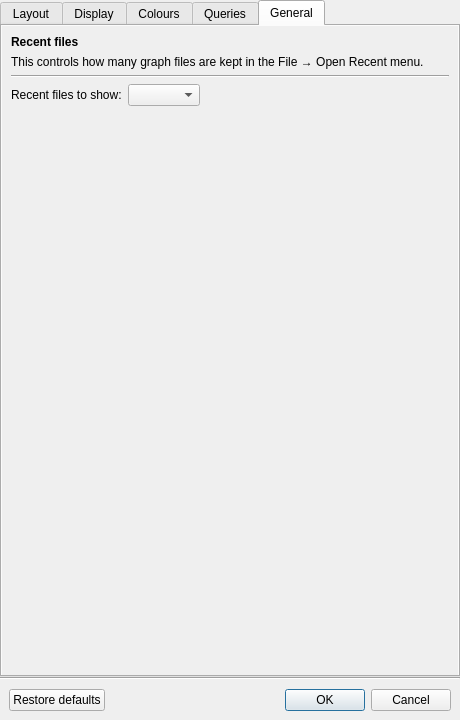
Old version of the form ui/dialogs/settingsdialog.ui in the repository Alessio-Campa/BandageNG.
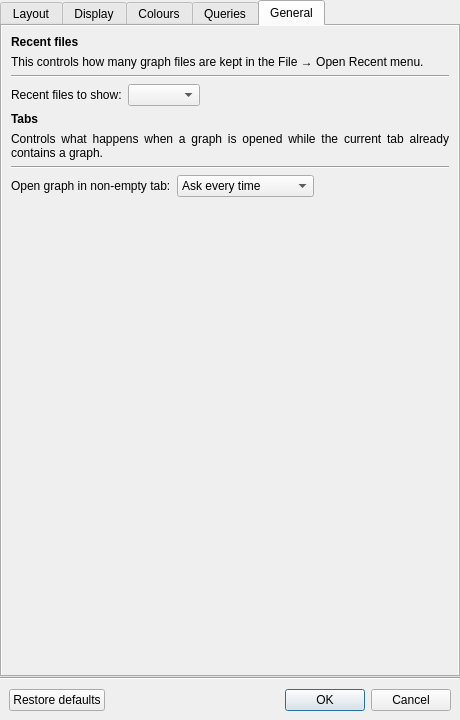
New version of the form. The open tabs and pages were chosen to show the change. Custom widgets are drawn as their Qt base class.

Commit message:
Add multi-tab graph viewing
Introduce per-tab graph sessions with isolated graphs, scenes, zooms,
annotations, search dialogs and graph-specific UI state. Add a
Chrome-style tab strip with a new-tab page, draggable/closable tabs and
Cmd/Ctrl+T / Cmd/Ctrl+W shortcuts.

When opening a graph into a non-empty tab, prompt to open a new tab or
replace the current one, with an optional persisted choice exposed in
Preferences. Keep common preferences, recent files and window chrome
shared across tabs, and add a MainWindow tab smoke test.

Diff of the .ui file:
```diff
--- a/ui/dialogs/settingsdialog.ui
+++ b/ui/dialogs/settingsdialog.ui
@@ -4865,6 +4865,123 @@
              </layout>
             </widget>
            </item>
+           <item>
+            <widget class="QLabel" name="tabsHeadingLabel">
+             <property name="font">
+              <font>
+               <bold>true</bold>
+              </font>
+             </property>
+             <property name="text">
+              <string>Tabs</string>
+             </property>
+            </widget>
+           </item>
+           <item>
+            <widget class="QLabel" name="tabsDescriptionLabel">
+             <property name="text">
+              <string>Controls what happens when a graph is opened while the current tab already contains a graph.</string>
+             </property>
+             <property name="alignment">
+              <set>Qt::AlignJustify|Qt::AlignVCenter</set>
+             </property>
+             <property name="wordWrap">
+              <bool>true</bool>
+             </property>
+            </widget>
+           </item>
+           <item>
+            <widget class="Line" name="tabsLine">
+             <property name="orientation">
+              <enum>Qt::Horizontal</enum>
+             </property>
+            </widget>
+           </item>
+           <item>
+            <widget class="QWidget" name="tabsWidget" native="true">
+             <layout class="QHBoxLayout" name="tabsLayout">
+              <property name="leftMargin">
+               <number>0</number>
+              </property>
+              <property name="topMargin">
+               <number>0</number>
+              </property>
+              <property name="rightMargin">
+               <number>0</number>
+              </property>
+              <property name="bottomMargin">
+               <number>0</number>
+              </property>
+              <item>
+               <widget class="QLabel" name="openGraphBehaviorLabel">
+                <property name="text">
+                 <string>Open graph in non-empty tab:</string>
+                </property>
+               </widget>
+              </item>
+              <item>
+               <widget class="QComboBox" name="openGraphBehaviorComboBox">
+                <property name="sizePolicy">
+                 <sizepolicy hsizetype="Minimum" vsizetype="Fixed">
+                  <horstretch>0</horstretch>
+                  <verstretch>0</verstretch>
+                 </sizepolicy>
+                </property>
+                <item>
+                 <property name="text">
+                  <string>Ask every time</string>
+                 </property>
+                </item>
+                <item>
+                 <property name="text">
+                  <string>Open in a new tab</string>
+                 </property>
+                </item>
+                <item>
+                 <property name="text">
+                  <string>Replace current tab</string>
+                 </property>
+                </item>
+               </widget>
+              </item>
+              <item>
+               <spacer name="openGraphBehaviorSpacer">
+                <property name="orientation">
+                 <enum>Qt::Horizontal</enum>
+                </property>
+                <property name="sizeType">
+                 <enum>QSizePolicy::Expanding</enum>
+                </property>
+                <property name="sizeHint" stdset="0">
+                 <size>
+                  <width>0</width>
+                  <height>20</height>
+                 </size>
+                </property>
+               </spacer>
+              </item>
+              <item>
+               <widget class="InfoTextWidget" name="openGraphBehaviorInfoText" native="true">
+                <property name="sizePolicy">
+                 <sizepolicy hsizetype="Fixed" vsizetype="Fixed">
+                  <horstretch>0</horstretch>
+                  <verstretch>0</verstretch>
+                 </sizepolicy>
+                </property>
+                <property name="minimumSize">
+                 <size>
+                  <width>16</width>
+                  <height>16</height>
+                 </size>
+                </property>
+                <property name="toolTip">
+                 <string>This is the same choice as the &quot;Do not show this prompt again&quot; checkbox shown when opening a graph into a non-empty tab.</string>
+                </property>
+               </widget>
+              </item>
+             </layout>
+            </widget>
+           </item>
            <item>
             <spacer name="verticalSpacer_12">
              <property name="orientation">
```
Left out of the diff: 1 changed line with no effect on the pictures. The commit also changes 16 other files.
